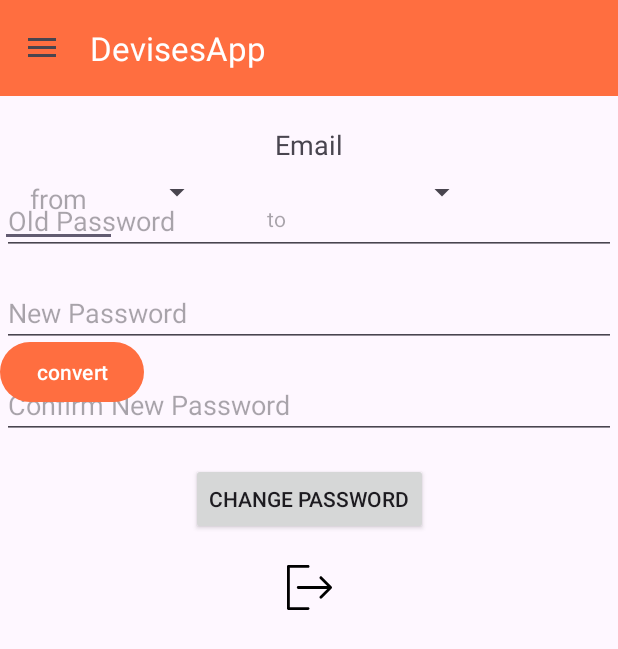
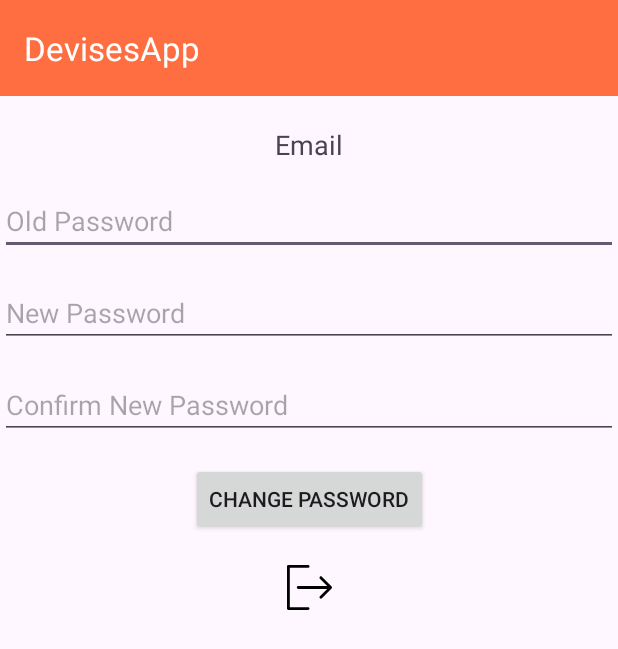
Before and after one commit to aichaharim03/DevisesApp, an Android app: the DashboardActivity screen opened directly, with no data from a screen before it, in the side drawer, after a tap on "Profil", on a phone screen of 412 x 824 dp. Shown: the top 649 px of the screen. Run offline under Robolectric (Android 15) with nearby library versions, the phone set to English and light mode, and no system bars; our stand-ins replace Firebase (no records; nobody signed in at launch, a user with empty details on screens opened directly).

Commit message:
currency keys on the recyclerview

```diff
--- a/app/src/main/java/com/attijariwafabank/devisesapp/CurrencyApiService.kt
+++ b/app/src/main/java/com/attijariwafabank/devisesapp/CurrencyApiService.kt
@@ -12,6 +12,6 @@ interface CurrencyApiService {
         @Query("amount") amount: Double,
         @Query("date") date: String? = null
     ): Response<CurrencyResponse>
-    @GET("list")
+    @GET("live")
     suspend fun getCurrencies( @Query("access_key") accessKey: String): Response<Currency>
 }
--- a/app/src/main/java/com/attijariwafabank/devisesapp/CurrencyRepository.kt
+++ b/app/src/main/java/com/attijariwafabank/devisesapp/CurrencyRepository.kt
@@ -21,4 +21,17 @@ class CurrencyRepository {
             }
         }
     }
+
+    suspend fun getCurrencies(accessKey: String): Currency? {
+        return withContext(Dispatchers.IO) {
+            try {
+                val response = RetrofitInstance.api.getCurrencies(accessKey)
+                if (response.isSuccessful) response.body() else null
+            } catch (e: Exception) {
+                e.printStackTrace()
+                null
+            }
+        }
+    }
+
 }
--- a/app/src/main/java/com/attijariwafabank/devisesapp/CurrencyViewModel.kt
+++ b/app/src/main/java/com/attijariwafabank/devisesapp/CurrencyViewModel.kt
@@ -5,16 +5,20 @@ import androidx.lifecycle.MutableLiveData
 import androidx.lifecycle.ViewModel
 import androidx.lifecycle.viewModelScope
 import kotlinx.coroutines.launch
-import com.attijariwafabank.devisesapp.Currencies
-import retrofit2.Response
 
 class CurrencyViewModel : ViewModel() {
     private val repository = CurrencyRepository()
     val currenciesLiveData = MutableLiveData<List<String>>()
     val errorLiveData = MutableLiveData<String>()
+    private val _errorLiveData = MutableLiveData<String>()
+
+
 
     private val _conversionResult = MutableLiveData<Double>()
     val conversionResult: LiveData<Double> get() = _conversionResult
+    private val _currencies = MutableLiveData<List<String>>()
+    val currencies: LiveData<List<String>> get() = _currencies
+
 
     fun convertCurrency(accessKey: String, from: String, to: String, amount: Double, date: String? = null) {
         viewModelScope.launch {
@@ -27,21 +31,19 @@ class CurrencyViewModel : ViewModel() {
     fun fetchCurrencies(accessKey: String) {
         viewModelScope.launch {
             try {
-                // Make API request to get list of currencies
-                val response = RetrofitInstance.api.getCurrencies(accessKey)
-
-                // Check if the response is successful
-                if (response.isSuccessful) {
-                    // Extract currency codes (keys of the 'currencies' map) and post to LiveData
-                    currenciesLiveData.postValue(response.body()?.currencies?.keys?.toList())
+                val response = repository.getCurrencies(accessKey)
+                if (response != null && response.success == true && response.quotes != null) {
+                    val currencies = response.quotes.keySet().toList()
+                    _currencies.postValue(currencies)
                 } else {
-                    errorLiveData.postValue("Error: ${response.message()}")
+                    _errorLiveData.postValue("Error: Unable to fetch currencies")
                 }
             } catch (e: Exception) {
-                errorLiveData.postValue("Error: ${e.message}")
+                _errorLiveData.postValue("Exception: ${e.localizedMessage}")
             }
         }
     }
 
 
+
 }
--- a/app/src/main/java/com/attijariwafabank/devisesapp/RetrofitInstance.kt
+++ b/app/src/main/java/com/attijariwafabank/devisesapp/RetrofitInstance.kt
@@ -5,7 +5,7 @@ import retrofit2.Retrofit
 import retrofit2.converter.gson.GsonConverterFactory
 
 object RetrofitInstance {
-    private const val BASE_URL = "https://api.exchangerate.host/"
+    private const val BASE_URL = "https://api.currencylayer.com/"
 
     val api: CurrencyApiService by lazy {
         Retrofit.Builder()
--- a/app/src/main/java/com/attijariwafabank/devisesapp/activities/DashboardActivity.kt
+++ b/app/src/main/java/com/attijariwafabank/devisesapp/activities/DashboardActivity.kt
@@ -4,26 +4,17 @@ import android.content.Context
 import android.content.res.Configuration
 import android.os.Bundle
 import android.view.MenuItem
-import android.widget.ArrayAdapter
 import android.widget.Toast
-import androidx.appcompat.app.ActionBarDrawerToggle
 import androidx.appcompat.app.AppCompatActivity
 import androidx.drawerlayout.widget.DrawerLayout
 import androidx.navigation.NavController
-import androidx.navigation.findNavController
+import androidx.navigation.Navigation
 import com.attijariwafabank.devisesapp.CurrencyViewModel
 import com.attijariwafabank.devisesapp.R
 import com.attijariwafabank.devisesapp.databinding.ActivityDashboardBinding
 import com.google.android.material.navigation.NavigationView
 import java.util.Locale
 import androidx.activity.viewModels
-import androidx.lifecycle.lifecycleScope
-import com.attijariwafabank.devisesapp.Currency
-import com.attijariwafabank.devisesapp.RetrofitInstance
-import kotlinx.coroutines.launch
-import retrofit2.Call
-import retrofit2.Callback
-import retrofit2.Response
 
 class DashboardActivity : AppCompatActivity(), NavigationView.OnNavigationItemSelectedListener {
 
@@ -31,64 +22,52 @@ class DashboardActivity : AppCompatActivity(), NavigationView.OnNavigationItemSe
     private lateinit var binding: ActivityDashboardBinding
     private lateinit var drawerLayout: DrawerLayout
     private lateinit var navigationView: NavigationView
-    private lateinit var toolbar: androidx.appcompat.widget.Toolbar
 
     private val viewModel: CurrencyViewModel by viewModels()
-    private var currencyResponse: Currency? = null
 
     override fun onCreate(savedInstanceState: Bundle?) {
         super.onCreate(savedInstanceState)
         binding = ActivityDashboardBinding.inflate(layoutInflater)
+        setContentView(binding.root)
+
         drawerLayout = binding.drawerLayout
         navigationView = binding.navigationView
-        setContentView(binding.root)
 
-        viewModel.fetchCurrencies("6f0f2b6daaabd35b2281bd363bde71e5")
 
-        viewModel.currenciesLiveData.observe(this) { currencies ->
-            val adapter = ArrayAdapter(this, android.R.layout.simple_spinner_item, currencies)
-            adapter.setDropDownViewResource(android.R.layout.simple_spinner_dropdown_item)
-            binding.fromCurrencySpinner.adapter = adapter
-            binding.toCurrencySpinner.adapter = adapter
-        }
+        setSupportActionBar(binding.toolbar)
 
+        binding.navigationView.setNavigationItemSelectedListener(this)
+
+
+    }
+
+    override fun onStart() {
+        super.onStart()
+        navController = Navigation.findNavController(binding.navHostFragmentContainerView)
+        viewModel.fetchCurrencies("ca153fc53a18d844476abcc90b57143c")
         viewModel.errorLiveData.observe(this) {
             Toast.makeText(this, it, Toast.LENGTH_SHORT).show()
         }
-
-
-        binding.convertButton.setOnClickListener {
-            val accessKey = "6f0f2b6daaabd35b2281bd363bde71e5"
-            val fromCurrency = binding.fromCurrencySpinner.selectedItem?.toString()
-            val toCurrency = binding.toCurrencySpinner.selectedItem?.toString()
-            val amount = binding.amountEditText.text.toString().toDoubleOrNull()
-
-            if (amount != null && amount > 0 && fromCurrency != null && toCurrency != null) {
-                viewModel.convertCurrency(accessKey, fromCurrency, toCurrency, amount)
-            } else {
-                Toast.makeText(this, "Please enter valid data", Toast.LENGTH_SHORT).show()
-            }
-        }
-
-        viewModel.conversionResult.observe(this) { result ->
-            binding.resultTextView.text = "$result"
-        }
-
-        toolbar = binding.toolbar
-        setSupportActionBar(toolbar)
-        supportActionBar?.setDisplayHomeAsUpEnabled(true)
-        supportActionBar?.title = getString(R.string.app_name)
-
-        navigationView.setNavigationItemSelectedListener(this)
-        val toggle = ActionBarDrawerToggle(this, drawerLayout, toolbar, R.string.open_nav, R.string.close_nav)
-        drawerLayout.addDrawerListener(toggle)
-        toggle.syncState()
+         viewModel.currenciesLiveData.observe(this) { currencies ->
+            Toast.makeText(this, "Fetched: $currencies", Toast.LENGTH_SHORT).show()
+         }
+       // binding.toolbar.setNavigationOnClickListener {
+            //drawerLayout.openDrawer(navigationView)
+        //}
     }
 
+    override fun onSupportNavigateUp(): Boolean {
+        return navController.navigateUp() || super.onSupportNavigateUp()
+    }
 
-    override fun onSupportNavigateUp(): Boolean {
-        navController = findNavController(R.id.nav_host_fragment_containerView)
-        return navController.navigateUp() || super.onSupportNavigateUp()
+    override fun onNavigationItemSelected(item: MenuItem): Boolean {
+        when (item.itemId) {
+            R.id.nav_main_page -> navController.navigate(R.id.mainPage)
+            R.id.nav_profile -> navController.navigate(R.id.profile)
+            R.id.nav_settings -> navController.navigate(R.id.settings)
+        }
+        drawerLayout.closeDrawer(navigationView)
+        return true
     }
 
     override fun attachBaseContext(newBase: Context) {
@@ -112,15 +91,4 @@ class DashboardActivity : AppCompatActivity(), NavigationView.OnNavigationItemSe
             onBackPressedDispatcher.onBackPressed()
         }
     }
-
-    override fun onNavigationItemSelected(p0: MenuItem): Boolean {
-        navController = findNavController(R.id.nav_host_fragment_containerView)
-        when (p0.itemId) {
-            R.id.nav_main_page -> navController.navigate(R.id.mainPage)
-            R.id.nav_profile -> navController.navigate(R.id.profile)
-            R.id.nav_settings -> navController.navigate(R.id.settings)
-        }
-        drawerLayout.closeDrawer(navigationView)
-        return true
-    }
 }
--- a/app/src/main/java/com/attijariwafabank/devisesapp/activities/LoginActivity.kt
+++ b/app/src/main/java/com/attijariwafabank/devisesapp/activities/LoginActivity.kt
@@ -3,6 +3,7 @@ package com.attijariwafabank.devisesapp.activities
 import android.content.Context
 import android.content.Intent
 import android.os.Bundle
+import android.os.StrictMode
 import android.widget.Toast
 import androidx.appcompat.app.AppCompatActivity
 import com.attijariwafabank.devisesapp.R
@@ -21,6 +22,7 @@ class LoginActivity : AppCompatActivity() {
         firebaseAuth = FirebaseAuth.getInstance()
         setContentView(binding.root)
         setupUI()
+
 
     }
 
--- a/app/src/main/java/com/attijariwafabank/devisesapp/fragments/MainPageFragment.kt
+++ b/app/src/main/java/com/attijariwafabank/devisesapp/fragments/MainPageFragment.kt
@@ -1,33 +1,56 @@
 package com.attijariwafabank.devisesapp.fragments
 
 import android.os.Bundle
+import android.util.Log
 import android.view.*
 import android.widget.Toast
-import androidx.appcompat.app.AppCompatActivity
 import androidx.fragment.app.Fragment
-import androidx.navigation.fragment.findNavController
-import androidx.core.view.MenuProvider
-import com.attijariwafabank.devisesapp.R
+import androidx.lifecycle.ViewModelProvider
+import androidx.recyclerview.widget.LinearLayoutManager
+import com.attijariwafabank.devisesapp.CurrencyViewModel
+import com.attijariwafabank.devisesapp.adapter.CurrenciesAdapter
 import com.attijariwafabank.devisesapp.databinding.FragmentMainPageBinding
-import com.google.firebase.auth.FirebaseAuth
 
 class MainPageFragment : Fragment() {
 
-    private var _binding: FragmentMainPageBinding? = null
-    private val binding get() = _binding!!
-    private lateinit var auth: FirebaseAuth
+    private var binding: FragmentMainPageBinding? = null
+    private lateinit var viewModel: CurrencyViewModel
+    private lateinit var adapter: CurrenciesAdapter
 
     override fun onCreateView(
         inflater: LayoutInflater, container: ViewGroup?,
         savedInstanceState: Bundle?
     ): View {
-        _binding = FragmentMainPageBinding.inflate(inflater, container, false)
-        return binding.root
+        binding = FragmentMainPageBinding.inflate(inflater, container, false)
+        return binding!!.root
     }
 
+    override fun onViewCreated(view: View, savedInstanceState: Bundle?) {
+        super.onViewCreated(view, savedInstanceState)
+
+        adapter = CurrenciesAdapter()
+        binding?.currenciesRecyclerView?.apply {
+            layoutManager = LinearLayoutManager(requireContext())
+            adapter = this@MainPageFragment.adapter
+        }
+
+        viewModel = ViewModelProvider(requireActivity())[CurrencyViewModel::class.java]
+
+        // ✅ Correct LiveData observation
+        viewModel.currencies.observe(viewLifecycleOwner) { currencies ->
+            Log.d("Currencies", "Fetched: $currencies")
+            adapter.setData(currencies)
+        }
+
+        viewModel.errorLiveData.observe(viewLifecycleOwner) {
+            Toast.makeText(requireContext(), it, Toast.LENGTH_LONG).show()
+        }
+
+        viewModel.fetchCurrencies(accessKey = "ca153fc53a18d844476abcc90b57143c")
+    }
 
     override fun onDestroyView() {
-        _binding = null
+        binding = null
         super.onDestroyView()
     }
 }
--- a/app/src/main/res/layout/activity_dashboard.xml
+++ b/app/src/main/res/layout/activity_dashboard.xml
@@ -26,77 +26,17 @@
         <androidx.fragment.app.FragmentContainerView
             android:id="@+id/nav_host_fragment_containerView"
             android:name="androidx.navigation.fragment.NavHostFragment"
-            android:layout_width="match_parent"
-            android:layout_height="match_parent"
-            android:layout_marginStart="1dp"
-            android:layout_marginTop="?attr/actionBarSize"
-            android:layout_marginEnd="1dp"
-            android:layout_marginBottom="1dp"
+            android:layout_width="0dp"
+            android:layout_height="0dp"
             app:defaultNavHost="true"
+            app:navGraph="@navigation/nav_graph"
+            app:layout_constraintTop_toBottomOf="@id/toolbar"
             app:layout_constraintBottom_toBottomOf="parent"
-            app:layout_constraintEnd_toEndOf="parent"
-            app:layout_constraintHorizontal_bias="0.0"
-            app:layout_constraintStart_toStartOf="@+id/toolbar"
-            app:layout_constraintTop_toTopOf="parent"
-            app:layout_constraintVertical_bias="1.0"
-            app:navGraph="@navigation/nav_graph" />
-
-        <EditText
-            android:layout_width="wrap_content"
-            android:layout_height="wrap_content"
-            android:id="@+id/amountEditText"
-            app:layout_constraintTop_toTopOf="parent"
-            android:layout_marginTop="100dp"
-            android:layout_marginEnd="30dp"
-            android:padding="20dp"
             app:layout_constraintStart_toStartOf="parent"
-            android:hint="@string/from"/>
-        <Spinner
-            android:id="@+id/fromCurrencySpinner"
-            android:layout_width="wrap_content"
-            android:layout_height="wrap_content"
-            android:layout_gravity="center_horizontal"
-            android:layout_marginStart="16dp"
-            android:layout_marginTop="116dp"
-            app:layout_constraintHorizontal_bias="0.319"
-            app:layout_constraintStart_toEndOf="@+id/amountEditText"
-            app:layout_constraintTop_toTopOf="parent" />
+            app:layout_constraintEnd_toEndOf="parent" />
 
 
-        <Button
-            android:id="@+id/convertButton"
-            android:layout_width="wrap_content"
-            android:layout_height="wrap_content"
-            android:layout_gravity="center_horizontal"
-            android:layout_marginTop="224dp"
-            android:text="@string/convert"
-            app:layout_constraintTop_toTopOf="parent"
-            tools:layout_editor_absoluteX="156dp"
-            app:layout_constraintStart_toStartOf="parent"/>
 
-        <TextView
-            android:id="@+id/resultTextView"
-            android:layout_width="wrap_content"
-            android:layout_height="wrap_content"
-            android:layout_marginTop="116dp"
-            app:layout_constraintTop_toTopOf="parent"
-            android:hint="@string/to"
-            android:padding="20dp"
-            android:layout_marginStart="16dp"
-            android:layout_gravity="center_horizontal"
-            app:layout_constraintStart_toEndOf="@id/fromCurrencySpinner"/>
-
-        <Spinner
-            android:id="@+id/toCurrencySpinner"
-            android:layout_width="wrap_content"
-            android:layout_height="wrap_content"
-            android:layout_gravity="center_horizontal"
-            android:layout_marginStart="16dp"
-            android:layout_marginTop="116dp"
-            app:layout_constraintEnd_toEndOf="parent"
-            app:layout_constraintHorizontal_bias="0.319"
-            app:layout_constraintStart_toEndOf="@+id/resultTextView"
-            app:layout_constraintTop_toTopOf="parent" />
 
     </androidx.constraintlayout.widget.ConstraintLayout>
 
```
Also changed, not shown: app/src/main/java/com/attijariwafabank/devisesapp/Currencies.kt (deleted, +0 -175 lines), app/src/main/java/com/attijariwafabank/devisesapp/CurrenciesAdapter.kt (added, +38 -0 lines), app/src/main/java/com/attijariwafabank/devisesapp/Currency.kt (+9 -4 lines), app/src/main/res/layout/fragment_main_page.xml (+13 -14 lines), app/src/main/res/layout/item_currency.xml (added, +20 -0 lines).
